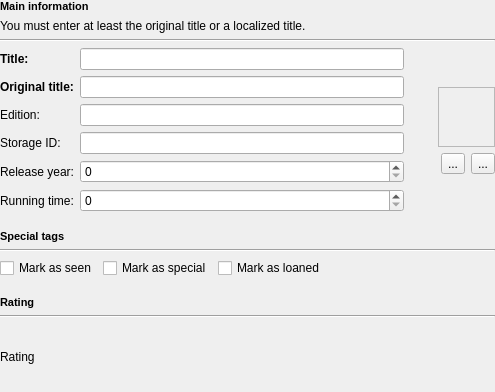
The window that src/movida/ui/maininfopage.ui (hippydream/movida) describes before a commit, drawn with Qt 5.
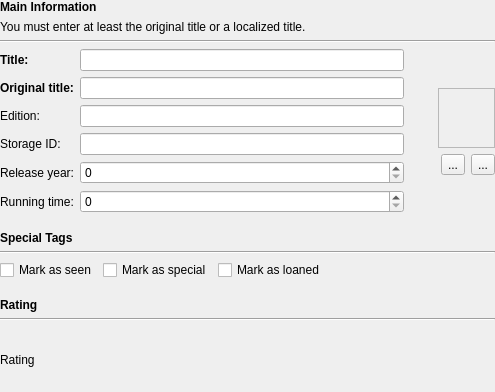
The same window after the commit. Custom widgets are drawn as their Qt base class.

Commit message: Removed unused html from caption labels.

The edit to the form file:
```diff
--- a/src/movida/ui/maininfopage.ui
+++ b/src/movida/ui/maininfopage.ui
@@ -19,11 +19,7 @@
    <item row="0" column="0" >
     <widget class="QLabel" name="labCaptionMessage" >
      <property name="text" >
-      <string>&lt;!DOCTYPE HTML PUBLIC "-//W3C//DTD HTML 4.0//EN" "http://www.w3.org/TR/REC-html40/strict.dtd">
-&lt;html>&lt;head>&lt;meta name="qrichtext" content="1" />&lt;style type="text/css">
-p, li { white-space: pre-wrap; }
-&lt;/style>&lt;/head>&lt;body style=" font-family:'MS Shell Dlg 2'; font-size:8.25pt; font-weight:400; font-style:normal;">
-&lt;p style=" margin-top:0px; margin-bottom:0px; margin-left:0px; margin-right:0px; -qt-block-indent:0; text-indent:0px;">&lt;span style=" font-weight:600;">Main information&lt;/span>&lt;/p>&lt;/body>&lt;/html></string>
+      <string>&lt;b&gt;Main Information&lt;/b&gt;</string>
      </property>
     </widget>
    </item>
@@ -273,11 +269,7 @@
    <item row="5" column="0" >
     <widget class="QLabel" name="labCaptionMessage_2" >
      <property name="text" >
-      <string>&lt;!DOCTYPE HTML PUBLIC "-//W3C//DTD HTML 4.0//EN" "http://www.w3.org/TR/REC-html40/strict.dtd">
-&lt;html>&lt;head>&lt;meta name="qrichtext" content="1" />&lt;style type="text/css">
-p, li { white-space: pre-wrap; }
-&lt;/style>&lt;/head>&lt;body style=" font-family:'MS Shell Dlg 2'; font-size:8.25pt; font-weight:400; font-style:normal;">
-&lt;p style=" margin-top:0px; margin-bottom:0px; margin-left:0px; margin-right:0px; -qt-block-indent:0; text-indent:0px; font-size:8pt;">&lt;span style=" font-weight:600;">Special tags&lt;/span>&lt;/p>&lt;/body>&lt;/html></string>
+      <string>&lt;b&gt;Special Tags&lt;/b&gt;</string>
      </property>
     </widget>
    </item>
@@ -345,11 +337,7 @@
    <item row="9" column="0" >
     <widget class="QLabel" name="labCaptionMessage_3" >
      <property name="text" >
-      <string>&lt;!DOCTYPE HTML PUBLIC "-//W3C//DTD HTML 4.0//EN" "http://www.w3.org/TR/REC-html40/strict.dtd">
-&lt;html>&lt;head>&lt;meta name="qrichtext" content="1" />&lt;style type="text/css">
-p, li { white-space: pre-wrap; }
-&lt;/style>&lt;/head>&lt;body style=" font-family:'MS Shell Dlg 2'; font-size:8.25pt; font-weight:400; font-style:normal;">
-&lt;p style=" margin-top:0px; margin-bottom:0px; margin-left:0px; margin-right:0px; -qt-block-indent:0; text-indent:0px; font-size:8pt;">&lt;span style=" font-weight:600;">Rating&lt;/span>&lt;/p>&lt;/body>&lt;/html></string>
+      <string>&lt;b&gt;Rating&lt;/b&gt;</string>
      </property>
     </widget>
    </item>
```
